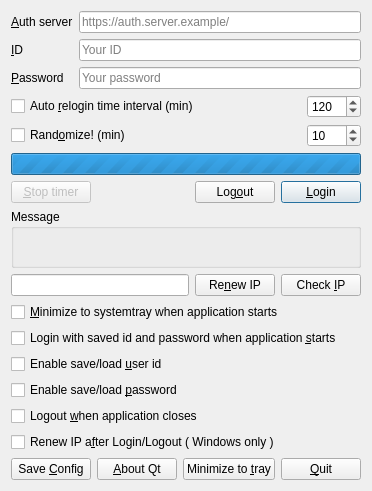
Above: mainwidget.ui from futr/QAutoLogin before the change. Below: the same form after it.
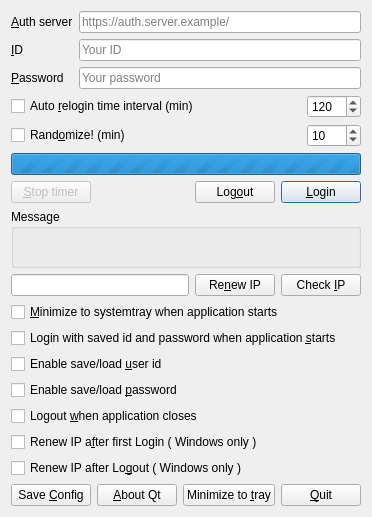
That is the form after the change. Icons and pictures are not drawn.

Commit message: Modify IP renew problem on Windows

```diff
--- a/mainwidget.ui
+++ b/mainwidget.ui
@@ -7,7 +7,7 @@
     <x>0</x>
     <y>0</y>
     <width>359</width>
-    <height>453</height>
+    <height>475</height>
    </rect>
   </property>
   <property name="windowTitle">
@@ -308,7 +308,14 @@
      <item>
       <widget class="QCheckBox" name="renewIPCheckBox">
        <property name="text">
-        <string>Renew IP a&amp;fter Login/Logout ( Windows only )</string>
+        <string>Renew IP a&amp;fter first Login ( Windows only )</string>
+       </property>
+      </widget>
+     </item>
+     <item>
+      <widget class="QCheckBox" name="renewIPLogoutCheckBox">
+       <property name="text">
+        <string>Renew IP after Lo&amp;gout ( Windows only )</string>
        </property>
       </widget>
      </item>
```
The commit also changes 2 other files.
